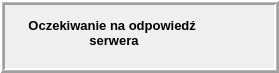
Old version of the form ModulLobby/popupoczekiwanienaserwer.ui in the repository KFlaga/szachyqt.
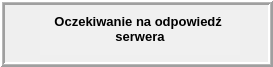
New version of the form. Custom widgets are drawn as their Qt base class.

The edit to the form file:
```diff
--- a/ModulLobby/popupoczekiwanienaserwer.ui
+++ b/ModulLobby/popupoczekiwanienaserwer.ui
@@ -9,7 +9,7 @@
    <rect>
     <x>0</x>
     <y>0</y>
-    <width>279</width>
+    <width>273</width>
     <height>67</height>
    </rect>
   </property>
@@ -61,9 +61,15 @@
      <property name="midLineWidth">
       <number>1</number>
      </property>
-     <layout class="QHBoxLayout" name="horizontalLayout">
-      <item>
        <widget class="QTextEdit" name="teOczekiwanie">
+      <property name="geometry">
+       <rect>
+        <x>40</x>
+        <y>10</y>
+        <width>200</width>
+        <height>45</height>
+       </rect>
+      </property>
         <property name="sizePolicy">
          <sizepolicy hsizetype="Preferred" vsizetype="Preferred">
           <horstretch>0</horstretch>
@@ -540,18 +546,24 @@
 &lt;p align=&quot;center&quot; style=&quot; margin-top:0px; margin-bottom:0px; margin-left:0px; margin-right:0px; -qt-block-indent:0; text-indent:0px;&quot;&gt;serwera&lt;/p&gt;&lt;/body&gt;&lt;/html&gt;</string>
         </property>
        </widget>
-      </item>
-      <item>
        <widget class="ObrotowyLabel" name="labelCzekaj">
+      <property name="geometry">
+       <rect>
+        <x>245</x>
+        <y>11</y>
+        <width>1</width>
+        <height>45</height>
+       </rect>
+      </property>
         <property name="minimumSize">
          <size>
-          <width>45</width>
+        <width>1</width>
           <height>45</height>
          </size>
         </property>
         <property name="maximumSize">
          <size>
-          <width>45</width>
+        <width>1</width>
           <height>45</height>
          </size>
         </property>
@@ -559,8 +571,6 @@
          <string/>
         </property>
        </widget>
-      </item>
-     </layout>
     </widget>
    </item>
   </layout>
```
Lines whose indentation alone changed are shown as unchanged.
